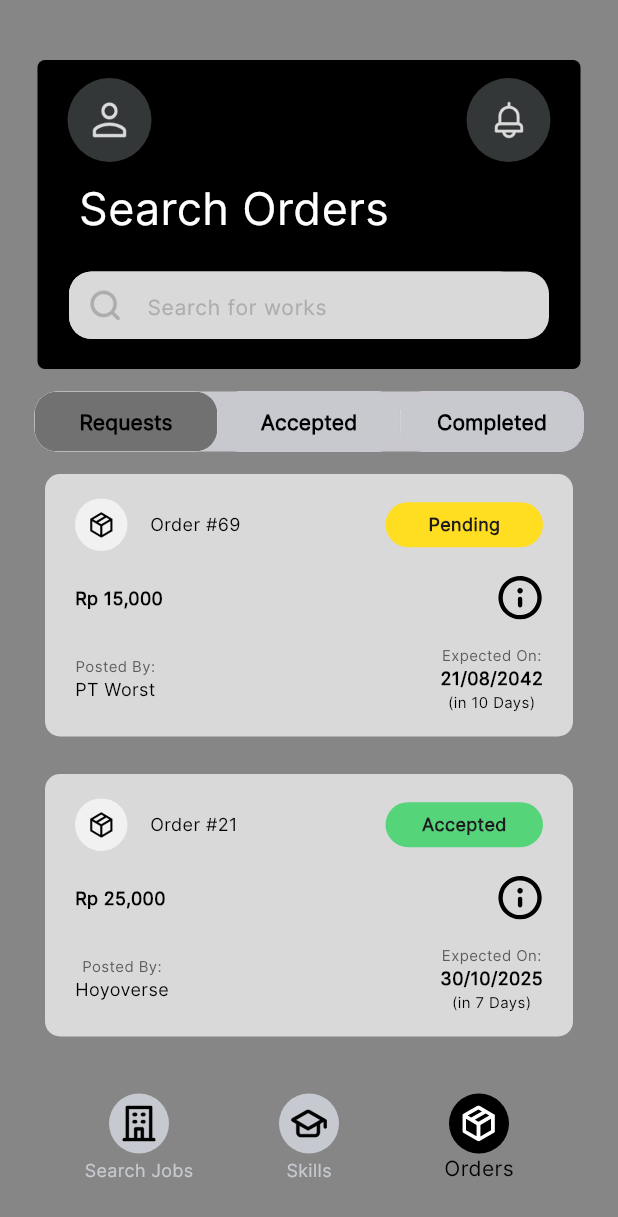
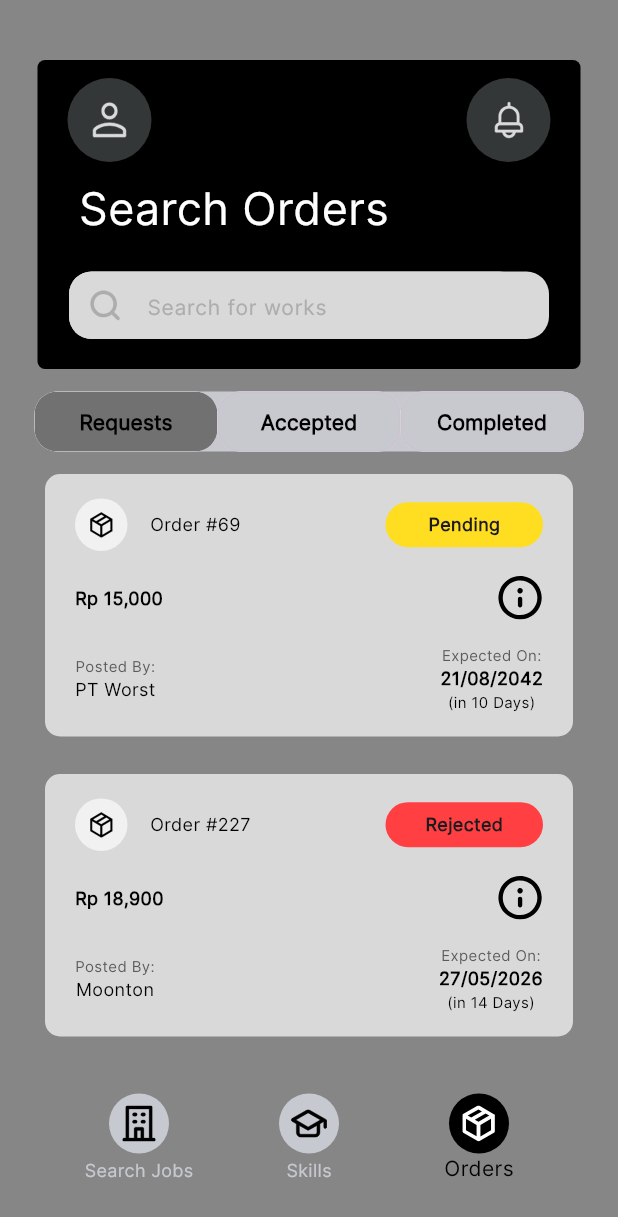
Before and after one commit to RujakBuah/PT_BEST_FE, a Flutter app: the screen it shows after launch, item 3 of the bottom bar chosen, on a phone screen of 412 x 824 dp. Shown: the top 1217 px of the screen. Run offline on Flutter 3.47's test engine with Material 3 defaults, Android fonts, the phone set to English and light mode, and no system bars; our stand-ins replace flutter_svg.

Commit message:
Functional Select Bar

```diff
--- /dev/null
+++ b/lib/models/accepted.dart
@@ -0,0 +1,62 @@
+import 'package:flutter/material.dart';
+
+class AccModel {
+  String orderName;
+  String status;
+  String soliciter;
+  String duration;
+  String date;
+  String price;
+  Color statusColor;
+
+  AccModel({
+    required this.orderName,
+    required this.status,
+    required this.soliciter,
+    required this.duration,
+    required this.date,
+    required this.price,
+    required this.statusColor
+  });
+
+  static List < AccModel > getAcc() {
+    List < AccModel > accepted = [];
+
+    accepted.add(
+      AccModel(
+        orderName: 'Order #21',
+        status: 'Accepted',
+        soliciter: 'Hoyoverse',
+        duration: '7 Days',
+        date: '30/10/2025',
+        price: 'Rp 25,000',
+        statusColor: Color(0xff56D47A)
+      )
+    );
+
+    accepted.add(
+      AccModel(
+        orderName: 'Order #55',
+        status: 'Accepted',
+        soliciter: 'PT Sampoerna',
+        duration: '18 Days',
+        date: '30/10/2025',
+        price: 'Rp 26,000',
+        statusColor: Color(0xff56D47A)
+      )
+    );
+
+    accepted.add(
+      AccModel(
+        orderName: 'Order #120',
+        status: 'Accepted',
+        soliciter: 'Gudang Garam',
+        duration: '14 Days',
+        date: '30/10/2025',
+        price: 'Rp 90,000',
+        statusColor: Color(0xff56D47A)
+      )
+    );
+    return accepted;
+  }
+}
--- a/lib/models/requests.dart
+++ b/lib/models/requests.dart
@@ -36,18 +36,6 @@ class MixModel {
 
     requests.add(
       MixModel(
-        orderName: 'Order #21',
-        status: 'Accepted',
-        soliciter: 'Hoyoverse',
-        duration: '7 Days',
-        date: '30/10/2025',
-        price: 'Rp 25,000',
-        statusColor: Color(0xff56D47A)
-      )
-    );
-
-    requests.add(
-      MixModel(
         orderName: 'Order #227',
         status: 'Rejected',
         soliciter: 'Moonton',
--- a/lib/pages/home.dart
+++ b/lib/pages/home.dart
@@ -1,6 +1,7 @@
 import 'package:pt_best/models/requests.dart';
 import 'package:flutter/material.dart';
 import 'package:flutter_svg/flutter_svg.dart';
+import 'package:pt_best/models/accepted.dart';
 
 
 class History extends StatefulWidget {
@@ -12,9 +13,11 @@ class History extends StatefulWidget {
 
 class _HistoryState extends State<History> {
   List<MixModel> requests = [];
+  List<AccModel> accepted = [];
 
   void _getInitialInfo() {
     requests = MixModel.getMix();
+    accepted = AccModel.getAcc();
   }
 
 
@@ -44,7 +47,9 @@ class _HistoryState extends State<History> {
         ListView.separated(
           shrinkWrap: true,
           physics: NeverScrollableScrollPhysics(),
-          itemCount: requests.length,
+          itemCount: selectedFilter == 0
+            ? requests.length
+            : accepted.length,
           separatorBuilder: (context, index) => SizedBox(height: 25),
           itemBuilder: (context, index) {
             return Container(
@@ -83,15 +88,27 @@ class _HistoryState extends State<History> {
                               ),
                             ),
                           ),
-                          SizedBox(width: 15,),
-                          Text(
+                          SizedBox(width: 15),
+                          selectedFilter == 0
+                              ? Text(
                                   requests[index].orderName,
                                   style: const TextStyle(
                                     color: Colors.black,
                                     fontSize: 12,
-                              fontWeight: FontWeight.w400
+                                    fontWeight: FontWeight.w400,
                                   ),
                                 )
+                              : SizedBox.shrink(),
+                          selectedFilter == 1
+                              ? Text(
+                                  accepted[index].orderName,
+                                  style: const TextStyle(
+                                    color: Colors.black,
+                                    fontSize: 12,
+                                    fontWeight: FontWeight.w400,
+                                  ),
+                                )
+                              : SizedBox.shrink(),
                         ],
                       ),
                       Container(
@@ -100,16 +117,28 @@ class _HistoryState extends State<History> {
                         height: 30,
                         decoration: BoxDecoration(
                           borderRadius: BorderRadius.circular(20),
-                          color: requests[index].statusColor,
+                          color: selectedFilter == 0
+                              ? requests[index].statusColor
+                              : accepted[index].statusColor,
                         ),
                         child: Center(
-                          child: Text(
+                          child: selectedFilter == 0
+                              ? Text(
                                   requests[index].status,
                                   style: TextStyle(
                                     fontSize: 12,
-                              fontWeight: FontWeight.bold
+                                    fontWeight: FontWeight.bold,
                                   ),
+                                )
+                              : selectedFilter == 1
+                                  ? Text(
+                                      accepted[index].status,
+                                      style: TextStyle(
+                                        fontSize: 12,
+                                        fontWeight: FontWeight.bold,
                                       ),
+                                    )
+                                  : SizedBox.shrink(),
                         ),
                       )
                     ],
@@ -120,14 +149,26 @@ class _HistoryState extends State<History> {
                     children: [
                       Padding(
                         padding: const EdgeInsets.only(left: 20),
-                        child: Text(
+                        child:
+                        selectedFilter == 0
+                        ?  Text(
                             requests[index].price,
                             style: TextStyle(
                               fontSize: 12,
                               fontWeight: FontWeight.bold,
                               color: Colors.black,
                             ),
+                          )
+                        : selectedFilter == 1
+                        ?  Text(
+                            accepted[index].price,
+                            style: TextStyle(
+                              fontSize: 12,
+                              fontWeight: FontWeight.bold,
+                              color: Colors.black,
                             ),
+                          )
+                        : SizedBox.shrink(),
                       ),
                       Padding(
                         padding: const EdgeInsets.only(right:20),
@@ -160,14 +201,26 @@ class _HistoryState extends State<History> {
                           ),
                           Padding(
                             padding: const EdgeInsets.only(left: 20),
-                            child: Text(
+                            child:
+                            selectedFilter == 0
+                            ?  Text(
                                 requests[index].soliciter,
                                 style: TextStyle(
                                   color: Colors.black,
                                   fontSize: 12,
                                   fontWeight: FontWeight.w400
                                 ),
+                              )
+                            : selectedFilter == 1
+                            ?  Text(
+                                accepted[index].soliciter,
+                                style: TextStyle(
+                                  color: Colors.black,
+                                  fontSize: 12,
+                                  fontWeight: FontWeight.w400
                                 ),
+                              )
+                            : SizedBox.shrink(),
                           ),
                         ],
                       ),
@@ -188,25 +241,49 @@ class _HistoryState extends State<History> {
                           ),
                           Padding(
                             padding: const EdgeInsets.only(right: 20),
-                            child: Text(
+                            child:
+                            selectedFilter == 0
+                            ?  Text(
                                 requests[index].date,
                                 style: TextStyle(
                                   fontSize: 12,
                                   fontWeight: FontWeight.bold,
                                   color: Colors.black,
                                 ),
+                              )
+                            : selectedFilter == 1
+                            ?  Text(
+                                accepted[index].date,
+                                style: TextStyle(
+                                  fontSize: 12,
+                                  fontWeight: FontWeight.bold,
+                                  color: Colors.black,
                                 ),
+                              )
+                            : SizedBox.shrink(),
                           ),
                           Padding(
                             padding: const EdgeInsets.only(right: 20),
-                            child: Text(
+                            child:
+                            selectedFilter == 0
+                            ?  Text(
                                 "(in " + requests[index].duration + ")",
                                 style: TextStyle(
                                   fontSize: 10,
                                   fontWeight: FontWeight.w400,
                                   color: Colors.black,
                                 ),
+                              )
+                            :  selectedFilter == 1
+                            ?  Text(
+                                "(in " + accepted[index].duration + ")",
+                                style: TextStyle(
+                                  fontSize: 10,
+                                  fontWeight: FontWeight.w400,
+                                  color: Colors.black,
                                 ),
+                              )
+                            : SizedBox.shrink()
                           ),
                         ],
                       )
```
Lines whose indentation alone changed are shown as unchanged.
